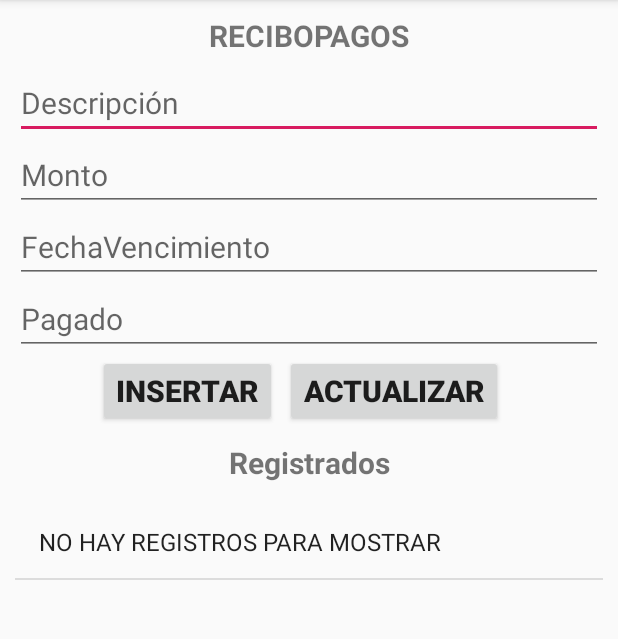
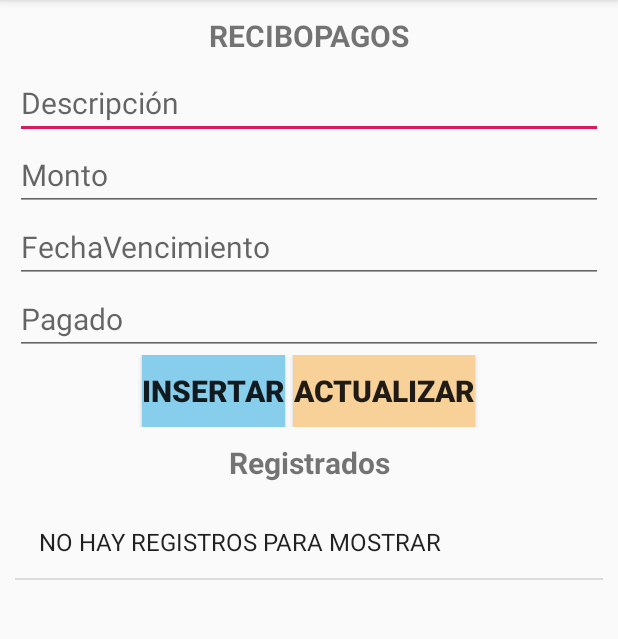
Before and after one commit to cristhianrgz/TPDM_U3_Practica1_15401052, an Android app: the screen it shows after launch (MainActivity), on a phone screen of 412 x 824 dp, the part 84-723 px from its top. Run offline under Robolectric (Android 15) with nearby library versions, the phone set to English and light mode, and no system bars; our stand-ins replace Firebase (no records; nobody signed in at launch, a user with empty details on screens opened directly).

```diff
--- a/app/src/main/res/layout/activity_main.xml
+++ b/app/src/main/res/layout/activity_main.xml
@@ -32,7 +32,7 @@
         android:textSize="20dp"
         android:hint="Monto"
         android:id="@+id/editMonto"
-        android:inputType="number"
+        android:inputType="numberDecimal"
         />
 
     <EditText
@@ -50,12 +50,14 @@
         android:textSize="20dp"
         android:hint="Pagado"
         android:id="@+id/editpagado"
+
         />
 
     <LinearLayout
         android:layout_width="match_parent"
         android:layout_height="wrap_content"
-        android:orientation="horizontal">
+        android:orientation="horizontal"
+        android:gravity="center">
 
         <Button
             android:layout_width="wrap_content"
@@ -63,8 +65,8 @@
             android:text="Insertar"
             android:textSize="20dp"
             android:textStyle="bold"
-            android:layout_marginLeft="55dp"
             android:id="@+id/btnInsertar"
+            android:background="#87CDEC"
             />
 
         <Button
@@ -72,9 +74,10 @@
             android:layout_height="wrap_content"
             android:text="Actualizar"
             android:textSize="20dp"
+            android:textStyle="bold"
             android:layout_marginLeft="5dp"
-            android:textStyle="bold"
             android:id="@+id/btnActualizar"
+            android:background="#F7D198"
             />
     </LinearLayout>
 
```
Also changed, not shown: app/src/main/java/mx/edu/tpdm_u3_practica1_15401052/MainActivity.kt (+52 -0 lines).
